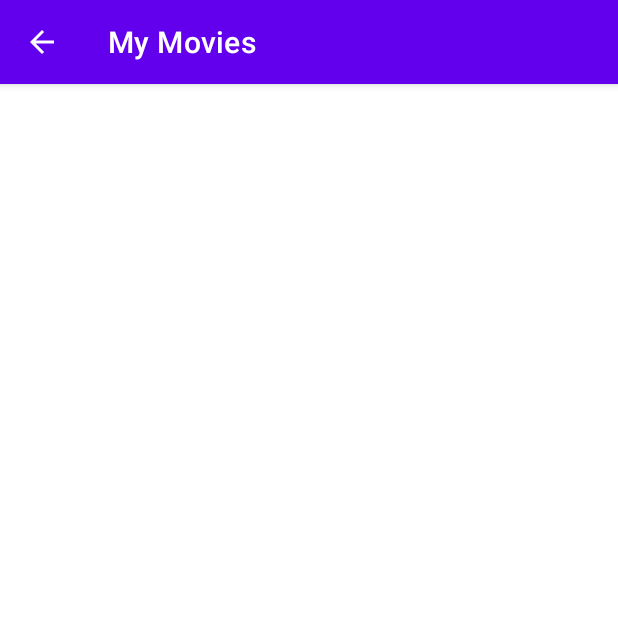
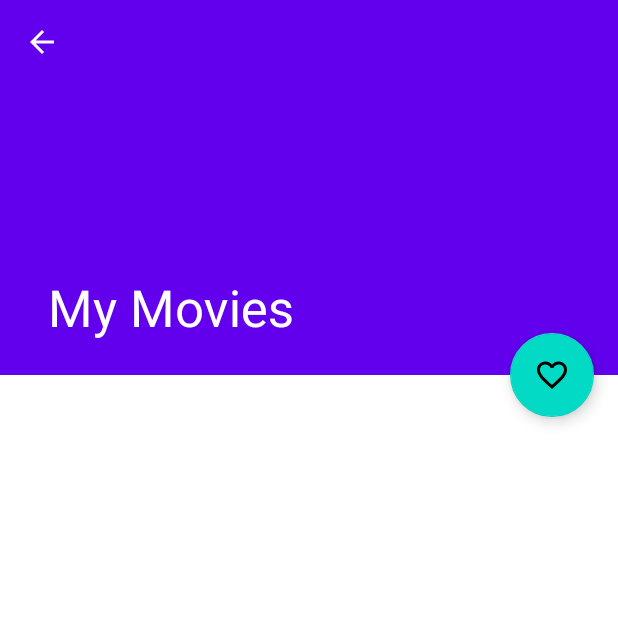
Before and after one commit to RobertoHT/MyMovies, an Android app: the DetailActivity screen opened directly, with no data from a screen before it, on a phone screen of 412 x 824 dp, the top half of it. Run offline under Robolectric (Android 15) with nearby library versions, the phone set to English and light mode, and no system bars; pictures from the network do not load.

Commit message:
Agregando material desing a la vista detalle

```diff
--- a/app/src/main/AndroidManifest.xml
+++ b/app/src/main/AndroidManifest.xml
@@ -24,6 +24,7 @@
         <activity
             android:name=".ui.detail.DetailActivity"
             android:exported="false"
+            android:theme="@style/Theme.MyMovies.NoActionBar"
             android:parentActivityName=".ui.main.MainActivity"/>
     </application>
 
--- a/app/src/main/java/com/devexperto/abt/mymovies/ui/detail/DetailActivity.kt
+++ b/app/src/main/java/com/devexperto/abt/mymovies/ui/detail/DetailActivity.kt
@@ -22,12 +22,19 @@ class DetailActivity : AppCompatActivity() {
         val binding = ActivityDetailBinding.inflate(layoutInflater)
         setContentView(binding.root)
 
+        setSupportActionBar(binding.toolbar)
+        supportActionBar?.setDisplayHomeAsUpEnabled(true)
+
         val movie = intent.getParcelableExtra<Movie>(EXTRA_MOVIE)
         if (movie != null) {
             title = movie.title
             Glide.with(binding.root.context).load("https://image.tmdb.org/t/p/w780/${movie.backdropPath}").into(binding.backdrop)
             binding.summary.text = movie.overview
             bindDetailInfo(binding.detailinfo, movie)
+
+            binding.fab.setOnClickListener {
+                //Instrucciones del button
+            }
         }
     }
 
--- /dev/null
+++ b/app/src/main/res/drawable/ic_favorite.xml
@@ -0,0 +1,10 @@
+<vector xmlns:android="http://schemas.android.com/apk/res/android"
+    android:width="24dp"
+    android:height="24dp"
+    android:viewportWidth="24"
+    android:viewportHeight="24"
+    android:tint="?attr/colorControlNormal">
+  <path
+      android:fillColor="@android:color/white"
+      android:pathData="M16.5,3c-1.74,0 -3.41,0.81 -4.5,2.09C10.91,3.81 9.24,3 7.5,3 4.42,3 2,5.42 2,8.5c0,3.78 3.4,6.86 8.55,11.54L12,21.35l1.45,-1.32C18.6,15.36 22,12.28 22,8.5 22,5.42 19.58,3 16.5,3zM12.1,18.55l-0.1,0.1 -0.1,-0.1C7.14,14.24 4,11.39 4,8.5 4,6.5 5.5,5 7.5,5c1.54,0 3.04,0.99 3.57,2.36h1.87C13.46,5.99 14.96,5 16.5,5c2,0 3.5,1.5 3.5,3.5 0,2.89 -3.14,5.74 -7.9,10.05z"/>
+</vector>
--- a/app/src/main/res/layout/activity_detail.xml
+++ b/app/src/main/res/layout/activity_detail.xml
@@ -1,24 +1,48 @@
 <?xml version="1.0" encoding="utf-8"?>
-<LinearLayout xmlns:android="http://schemas.android.com/apk/res/android"
+<androidx.coordinatorlayout.widget.CoordinatorLayout xmlns:android="http://schemas.android.com/apk/res/android"
+    xmlns:tools="http://schemas.android.com/tools"
     xmlns:app="http://schemas.android.com/apk/res-auto"
-    xmlns:tools="http://schemas.android.com/tools"
     android:layout_width="match_parent"
     android:layout_height="match_parent"
-    android:orientation="vertical"
-    tools:context=".ui.detail.DetailActivity">
+    android:fitsSystemWindows="true">
 
-    <ImageView
-        android:id="@+id/backdrop"
+    <com.google.android.material.appbar.AppBarLayout
+        android:id="@+id/appbar"
         android:layout_width="match_parent"
-        android:layout_height="200dp"
-        android:scaleType="centerCrop"
-        tools:srcCompat="@tools:sample/avatars" />
+        android:layout_height="wrap_content"
+        android:theme="@style/ThemeOverlay.MaterialComponents.Dark.ActionBar"
+        android:fitsSystemWindows="true">
 
-    <ScrollView
+        <com.google.android.material.appbar.CollapsingToolbarLayout
+            android:layout_width="match_parent"
+            android:layout_height="250dp"
+            app:layout_scrollFlags="scroll|exitUntilCollapsed"
+            app:contentScrim="?attr/colorPrimary"
+            app:statusBarScrim="?attr/colorPrimaryVariant">
+
+            <ImageView
+                android:id="@+id/backdrop"
+                android:layout_width="match_parent"
+                android:layout_height="match_parent"
+                android:scaleType="centerCrop"
+                app:layout_collapseMode="parallax"
+                tools:srcCompat="@tools:sample/avatars"
+                android:fitsSystemWindows="true"/>
+
+            <androidx.appcompat.widget.Toolbar
+                android:id="@+id/toolbar"
+                android:layout_width="match_parent"
+                android:layout_height="?attr/actionBarSize" />
+
+        </com.google.android.material.appbar.CollapsingToolbarLayout>
+
+    </com.google.android.material.appbar.AppBarLayout>
+
+    <androidx.core.widget.NestedScrollView
         android:layout_width="match_parent"
         android:layout_height="match_parent"
-        android:clipToPadding="true"
-        android:padding="16dp">
+        android:padding="16dp"
+        app:layout_behavior="@string/appbar_scrolling_view_behavior">
 
         <LinearLayout
             android:layout_width="match_parent"
@@ -40,6 +64,16 @@
                 android:textAppearance="@style/TextAppearance.AppCompat.Medium"
                 tools:text="Detail info" />
         </LinearLayout>
-    </ScrollView>
 
-</LinearLayout>
+    </androidx.core.widget.NestedScrollView>
+
+    <com.google.android.material.floatingactionbutton.FloatingActionButton
+        android:id="@+id/fab"
+        android:layout_width="wrap_content"
+        android:layout_height="wrap_content"
+        android:src="@drawable/ic_favorite"
+        app:layout_anchor="@id/appbar"
+        app:layout_anchorGravity="bottom|end"
+        android:layout_margin="16dp"/>
+
+</androidx.coordinatorlayout.widget.CoordinatorLayout>
--- a/app/src/main/res/values/themes.xml
+++ b/app/src/main/res/values/themes.xml
@@ -12,11 +12,11 @@
         <!-- Status bar color. -->
         <item name="android:statusBarColor" tools:targetApi="l">?attr/colorPrimaryVariant</item>
         <!-- Customize your theme here. -->
-
-        <item name="android:textViewStyle">@style/textViewStyle</item>
     </style>
 
-    <style name="textViewStyle" parent="Widget.MaterialComponents.TextView">
-        <item name="android:textSize">20sp</item>
+    <style name="Theme.MyMovies.NoActionBar">
+        <item name="windowActionBar">false</item>
+        <item name="windowNoTitle">true</item>
+        <item name="android:statusBarColor">@android:color/transparent</item>
     </style>
 </resources>
```
